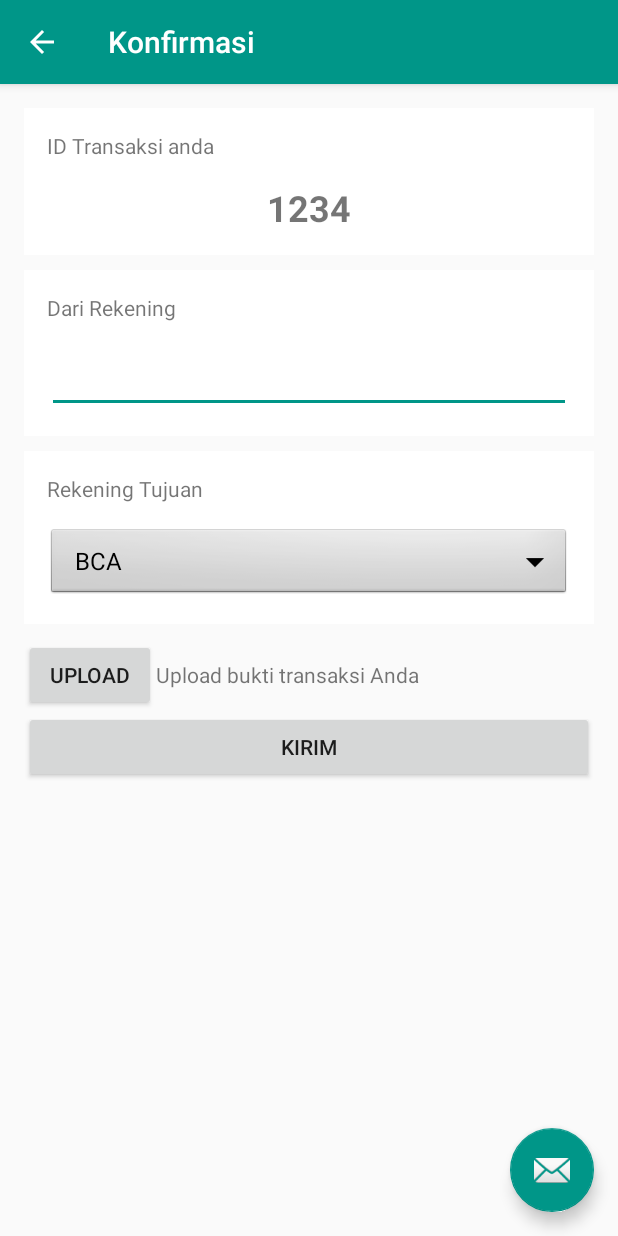
After one commit to nadhirfr/CariBuku, an Android app: the Konfirmasi screen opened directly, with no data from a screen before it, on a phone screen of 412 x 824 dp. The commit adds this screen. Run offline under Robolectric (Android 15) with nearby library versions, the phone set to English and light mode, and no system bars.

Commit message:
tambah konfirmasi

```diff
--- a/app/src/main/AndroidManifest.xml
+++ b/app/src/main/AndroidManifest.xml
@@ -1,17 +1,17 @@
 <?xml version="1.0" encoding="utf-8"?>
 <manifest xmlns:android="http://schemas.android.com/apk/res/android"
-    package="com.fana.caribuku">
+    package="com.fana.caribuku" >
 
     <application
         android:allowBackup="true"
         android:icon="@mipmap/ic_launcher"
         android:label="@string/app_name"
         android:supportsRtl="true"
-        android:theme="@style/AppTheme">
+        android:theme="@style/AppTheme" >
         <activity
             android:name=".activity.HalamanDepan"
             android:label="@string/app_name"
-            android:theme="@style/AppTheme.NoActionBar">
+            android:theme="@style/AppTheme.NoActionBar" >
             <intent-filter>
                 <action android:name="android.intent.action.MAIN" />
 
@@ -22,7 +22,7 @@
             android:name=".activity.DetailBuku"
             android:label="@string/title_activity_detail_buku"
             android:parentActivityName=".activity.HalamanDepan"
-            android:theme="@style/AppTheme.NoActionBar">
+            android:theme="@style/AppTheme.NoActionBar" >
             <meta-data
                 android:name="android.support.PARENT_ACTIVITY"
                 android:value=".activity.HalamanDepan" />
@@ -31,7 +31,7 @@
             android:name=".activity.Keranjang"
             android:label="@string/title_activity_keranjang"
             android:parentActivityName=".activity.DetailBuku"
-            android:theme="@style/AppTheme.NoActionBar">
+            android:theme="@style/AppTheme.NoActionBar" >
             <meta-data
                 android:name="android.support.PARENT_ACTIVITY"
                 android:value=".activity.DetailBuku" />
@@ -40,11 +40,20 @@
             android:name=".activity.Bayar"
             android:label="@string/title_activity_bayar"
             android:parentActivityName=".activity.Keranjang"
-            android:theme="@style/AppTheme.NoActionBar">
+            android:theme="@style/AppTheme.NoActionBar" >
             <meta-data
                 android:name="android.support.PARENT_ACTIVITY"
                 android:value="com.fana.caribuku.activity.Keranjang" />
         </activity>
+        <activity
+            android:name=".activity.Konfirmasi"
+            android:label="@string/title_activity_konfirmasi"
+            android:parentActivityName=".activity.Bayar"
+            android:theme="@style/AppTheme.NoActionBar" >
+            <meta-data
+                android:name="android.support.PARENT_ACTIVITY"
+                android:value="com.fana.caribuku.activity.Bayar" />
+        </activity>
     </application>
 
 </manifest>
--- /dev/null
+++ b/app/src/main/java/com/fana/caribuku/activity/Konfirmasi.java
@@ -0,0 +1,41 @@
+package com.fana.caribuku.activity;
+
+import android.os.Bundle;
+import android.support.design.widget.FloatingActionButton;
+import android.support.design.widget.Snackbar;
+import android.support.v7.app.AppCompatActivity;
+import android.support.v7.widget.Toolbar;
+import android.view.View;
+import android.widget.ArrayAdapter;
+import android.widget.Spinner;
+
+import com.fana.caribuku.R;
+
+public class Konfirmasi extends AppCompatActivity {
+
+    @Override
+    protected void onCreate(Bundle savedInstanceState) {
+        super.onCreate(savedInstanceState);
+        setContentView(R.layout.activity_konfirmasi);
+        Toolbar toolbar = (Toolbar) findViewById(R.id.toolbar);
+        setSupportActionBar(toolbar);
+
+        FloatingActionButton fab = (FloatingActionButton) findViewById(R.id.fab);
+        fab.setOnClickListener(new View.OnClickListener() {
+            @Override
+            public void onClick(View view) {
+                Snackbar.make(view, "Replace with your own action", Snackbar.LENGTH_LONG)
+                        .setAction("Action", null).show();
+            }
+        });
+        getSupportActionBar().setDisplayHomeAsUpEnabled(true);
+
+        // ini spiner_bank
+        Spinner dropdown_bank = (Spinner)findViewById(R.id.spinner_konfirmasi_bank);
+        String[] items_bank = new String[]{"BCA", "BNI"};
+        ArrayAdapter<String> adapter_jumlah = new ArrayAdapter<String>(this, android.R.layout.simple_spinner_dropdown_item, items_bank);
+        dropdown_bank.setAdapter(adapter_jumlah);
+
+    }
+
+}
--- /dev/null
+++ b/app/src/main/res/layout/activity_konfirmasi.xml
@@ -0,0 +1,25 @@
+<?xml version="1.0" encoding="utf-8"?>
+<android.support.design.widget.CoordinatorLayout
+    xmlns:android="http://schemas.android.com/apk/res/android"
+    xmlns:app="http://schemas.android.com/apk/res-auto"
+    xmlns:tools="http://schemas.android.com/tools" android:layout_width="match_parent"
+    android:layout_height="match_parent" android:fitsSystemWindows="true"
+    tools:context="com.fana.caribuku.activity.Konfirmasi">
+
+    <android.support.design.widget.AppBarLayout android:layout_height="wrap_content"
+        android:layout_width="match_parent" android:theme="@style/AppTheme.AppBarOverlay">
+
+        <android.support.v7.widget.Toolbar android:id="@+id/toolbar"
+            android:layout_width="match_parent" android:layout_height="?attr/actionBarSize"
+            android:background="?attr/colorPrimary" app:popupTheme="@style/AppTheme.PopupOverlay" />
+
+    </android.support.design.widget.AppBarLayout>
+
+    <include layout="@layout/content_konfirmasi" />
+
+    <android.support.design.widget.FloatingActionButton android:id="@+id/fab"
+        android:layout_width="wrap_content" android:layout_height="wrap_content"
+        android:layout_gravity="bottom|end" android:layout_margin="@dimen/fab_margin"
+        android:src="@android:drawable/ic_dialog_email" />
+
+</android.support.design.widget.CoordinatorLayout>
--- /dev/null
+++ b/app/src/main/res/layout/content_konfirmasi.xml
@@ -0,0 +1,91 @@
+<?xml version="1.0" encoding="utf-8"?>
+<LinearLayout xmlns:android="http://schemas.android.com/apk/res/android"
+    xmlns:tools="http://schemas.android.com/tools"
+    xmlns:app="http://schemas.android.com/apk/res-auto" android:layout_width="match_parent"
+    android:layout_height="match_parent" android:paddingLeft="@dimen/activity_horizontal_margin"
+    android:paddingRight="@dimen/activity_horizontal_margin"
+    android:orientation="vertical"
+    android:paddingTop="@dimen/activity_vertical_margin"
+    android:paddingBottom="@dimen/activity_vertical_margin"
+    app:layout_behavior="@string/appbar_scrolling_view_behavior"
+    tools:showIn="@layout/activity_konfirmasi" tools:context="com.fana.caribuku.activity.Konfirmasi">
+
+    <LinearLayout
+        android:layout_width="match_parent"
+        android:layout_height="wrap_content"
+        android:orientation="vertical"
+        android:background="#fff" >
+        <TextView
+            android:layout_width="wrap_content"
+            android:layout_height="wrap_content"
+            android:layout_margin="15dp"
+            android:text="ID Transaksi anda "/>
+        <TextView
+            android:id="@+id/tv_konfirmasi_id_tx"
+            android:textStyle="bold"
+            android:text="1234"
+            android:textSize="24dp"
+            android:layout_marginBottom="15dp"
+            android:layout_gravity="center_horizontal"
+            android:layout_width="wrap_content"
+            android:layout_height="wrap_content" />
+    </LinearLayout>
+    <LinearLayout
+        android:layout_width="match_parent"
+        android:layout_height="wrap_content"
+        android:orientation="vertical"
+        android:layout_marginTop="10dp"
+        android:background="#fff" >
+        <TextView
+            android:layout_width="wrap_content"
+            android:layout_height="wrap_content"
+            android:layout_margin="15dp"
+            android:text="Dari Rekening "/>
+        <EditText
+            android:layout_width="match_parent"
+            android:layout_height="wrap_content"
+            android:layout_marginRight="15dp"
+            android:layout_marginLeft="15dp"
+            android:layout_marginBottom="15dp" />
+    </LinearLayout>
+    <LinearLayout
+        android:layout_width="match_parent"
+        android:layout_height="wrap_content"
+        android:orientation="vertical"
+        android:layout_marginTop="10dp"
+        android:background="#fff" >
+        <TextView
+            android:layout_width="wrap_content"
+            android:layout_height="wrap_content"
+            android:layout_margin="15dp"
+            android:text="Rekening Tujuan "/>
+        <Spinner
+            android:id="@+id/spinner_konfirmasi_bank"
+            android:layout_width="match_parent"
+            android:layout_height="50dp"
+            android:layout_gravity="center_vertical"
+            android:layout_marginRight="15dp"
+            android:layout_marginLeft="15dp"
+            android:layout_marginBottom="15dp"
+            android:background="@android:drawable/btn_dropdown"
+            android:spinnerMode="dropdown" />
+    </LinearLayout>
+    <LinearLayout
+        android:layout_width="match_parent"
+        android:layout_height="wrap_content"
+        android:layout_marginTop="10dp"
+        android:orientation="horizontal">
+        <Button
+            android:layout_width="wrap_content"
+            android:layout_height="wrap_content"
+            android:text="Upload"/>
+        <TextView
+            android:layout_width="match_parent"
+            android:layout_height="wrap_content"
+            android:text="Upload bukti transaksi Anda" />
+    </LinearLayout>
+    <Button
+        android:layout_width="match_parent"
+        android:layout_height="wrap_content"
+        android:text="Kirim" />
+</LinearLayout>
--- a/app/src/main/res/values/strings.xml
+++ b/app/src/main/res/values/strings.xml
@@ -12,4 +12,5 @@
                             Alamat: Jalan Raya no.5\nKota Jakarta\n\n
                             \n\n</string>
     <string name="title_activity_bayar">Bayar</string>
+    <string name="title_activity_konfirmasi">Konfirmasi</string>
 </resources>
```
Also changed, not shown: 1 other file.
